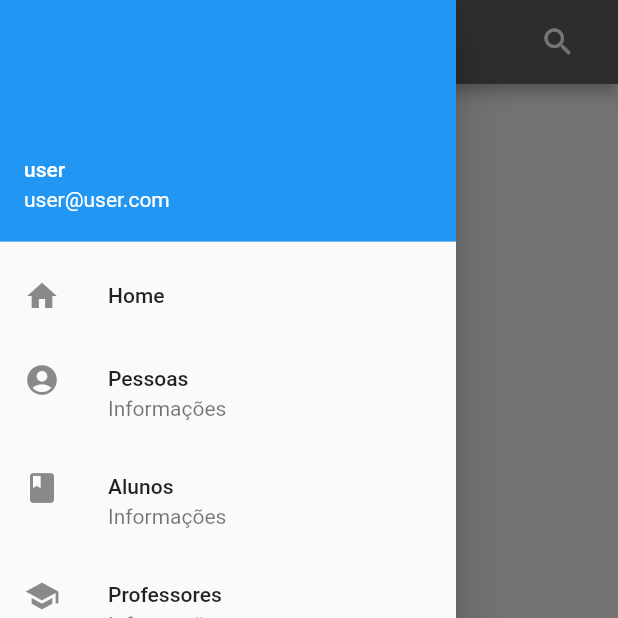
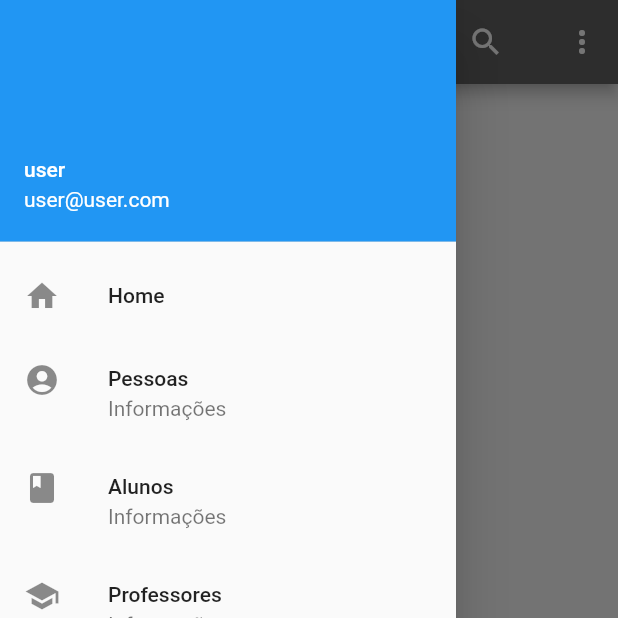
Before and after one commit to rodrigobrochardt/dsi, a Flutter app: the HomePage screen opened by its route, with the side drawer open, on a phone screen of 412 x 824 dp, the top half of it. Run offline on Flutter 3.47's test engine with Material 2 defaults, Android fonts, the phone set to English and light mode, and no system bars; our stand-ins replace shared_preferences; accounts and stored records are empty.

Commit message:
adicionado dropdownmenu a tela home

```diff
--- a/lib/home_page.dart
+++ b/lib/home_page.dart
@@ -12,6 +12,21 @@ class HomePage extends StatefulWidget {
 }
 
 class _HomePageState extends State<HomePage> {
+  DropdownItem selected_item = choices[0]; // padrão
+  void _selectDropdownItem(DropdownItem item) {
+    // função para selecionar opção no botão dropdown no appbar
+
+    setState(() {
+      selected_item = item;
+    });
+    if (selected_item.title == "Créditos") {
+      isAlertDialogIncorrectFields(context, "Feito por \nRodrigo Brochardt");
+    }
+    if (selected_item.title == "Conta") {
+      isAlertDialogIncorrectFields(context, "Novidades em breve");
+    }
+  }
+
   void Back() async {
     //função pra buscar o valor dos clicks na segunda tela mandado pelo pop
     final value = await Navigator.push(
@@ -31,6 +46,20 @@ class _HomePageState extends State<HomePage> {
     return Scaffold(
       drawer: menu_bar(context),
       appBar: AppBar(
+        actions: [
+          PopupMenuButton(
+            elevation: 3.2,
+            onSelected: _selectDropdownItem,
+            itemBuilder: (BuildContext context) {
+              return choices.map((DropdownItem choice) {
+                return PopupMenuItem<DropdownItem>(
+                  value: choice,
+                  child: Text(choice.title),
+                );
+              }).toList();
+            },
+          )
+        ],
         automaticallyImplyLeading: true,
         title: Row(
           mainAxisAlignment: MainAxisAlignment.spaceBetween,
@@ -69,3 +98,15 @@ class _HomePageState extends State<HomePage> {
     );
   }
 }
+
+class DropdownItem {
+  //propriedade dos items que irão ficar no botão dropDown
+  DropdownItem({this.title});
+  String title;
+}
+
+List<DropdownItem> choices = <DropdownItem>[
+  //itens criados
+  DropdownItem(title: 'Conta'),
+  DropdownItem(title: 'Créditos'),
+];
```
